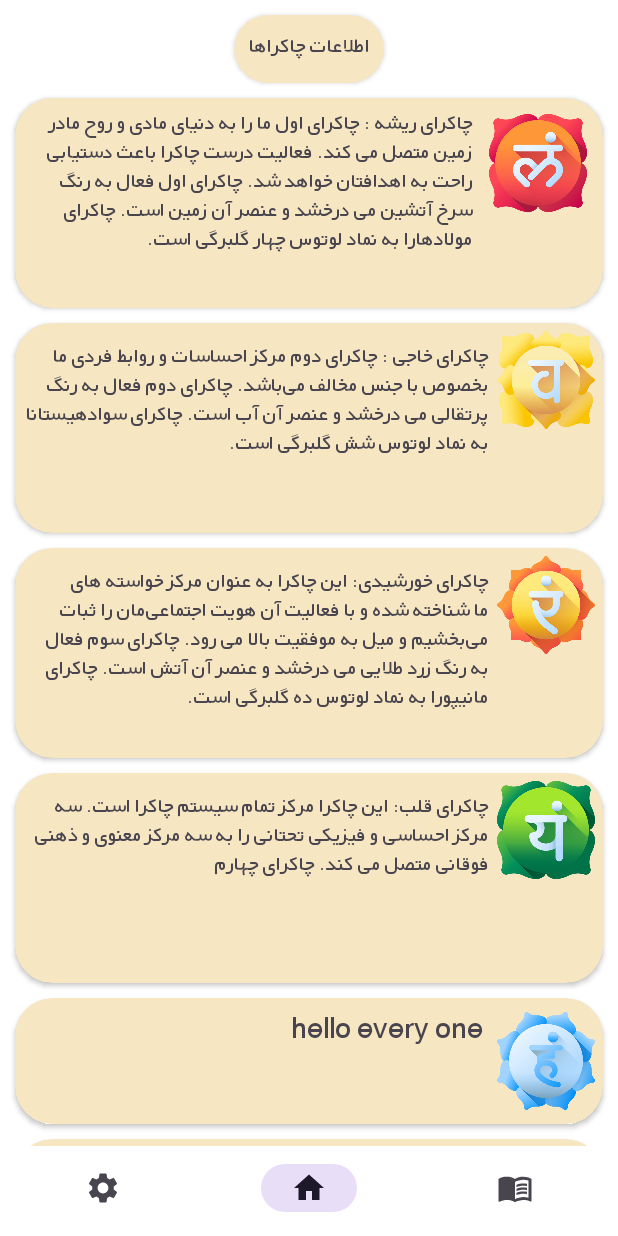
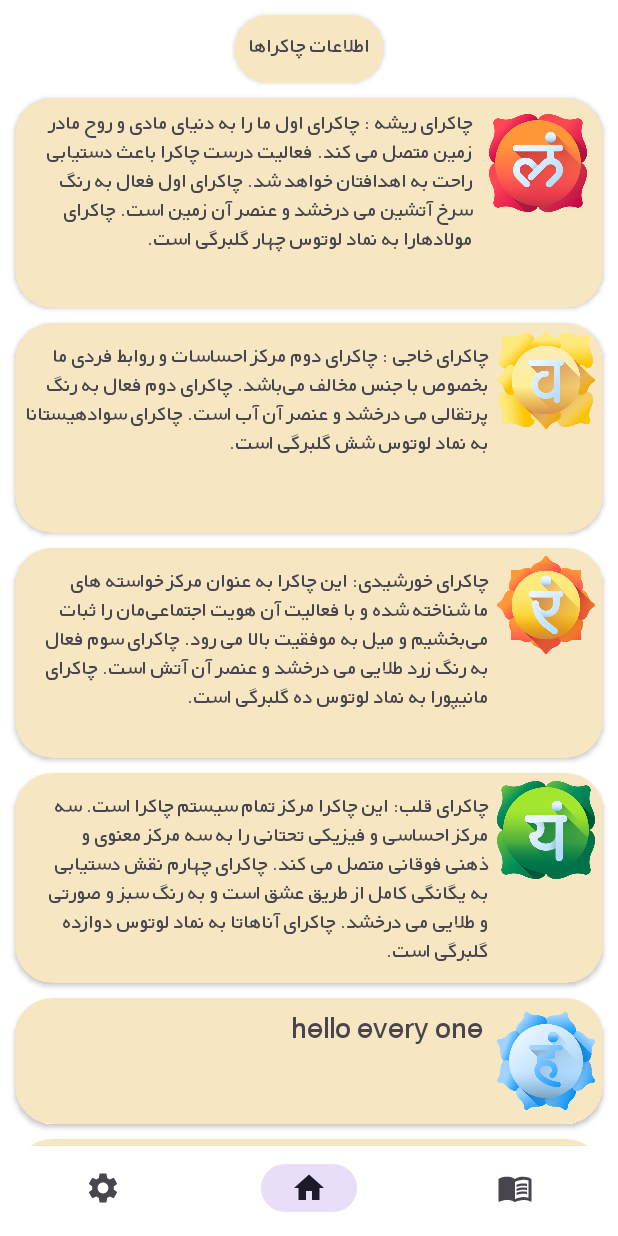
Before and after one commit to shirinvn/ChakraMeditApp, an Android app: the fragment BookFragment placed in its activity, on a phone screen of 412 x 824 dp. Run offline under Robolectric (Android 15) with nearby library versions, the phone set to English and light mode, and no system bars; our stand-ins replace navigation-ui.

Commit message:
meditation fragment(book fragment)

```diff
--- a/app/src/main/res/values/strings.xml
+++ b/app/src/main/res/values/strings.xml
@@ -18,5 +18,6 @@
 چاکرای مانیپورا به نماد لوتوس ده گلبرگی است.</string>
 
     <string name="chakra4">چاکرای قلب: این چاکرا مرکز تمام سیستم چاکرا است. سه مرکز احساسی و فیزیکی تحتانی را به سه مرکز معنوی و ذهنی فوقانی متصل می کند.
-    چاکرای چهارم </string>
+چاکرای چهارم نقش دستیابی به یگانگی کامل از طریق عشق است و به رنگ سبز و صورتی و طلایی می درخشد.
+چاکرای آناهاتا به نماد لوتوس دوازده گلبرگی است.</string>
 </resources>
```
